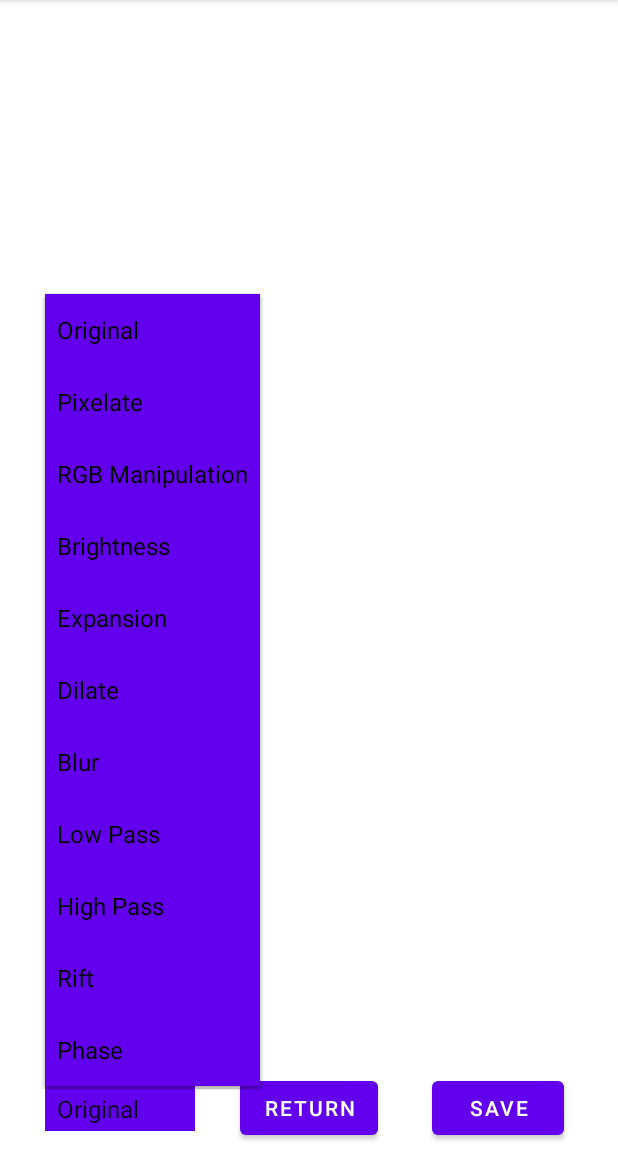
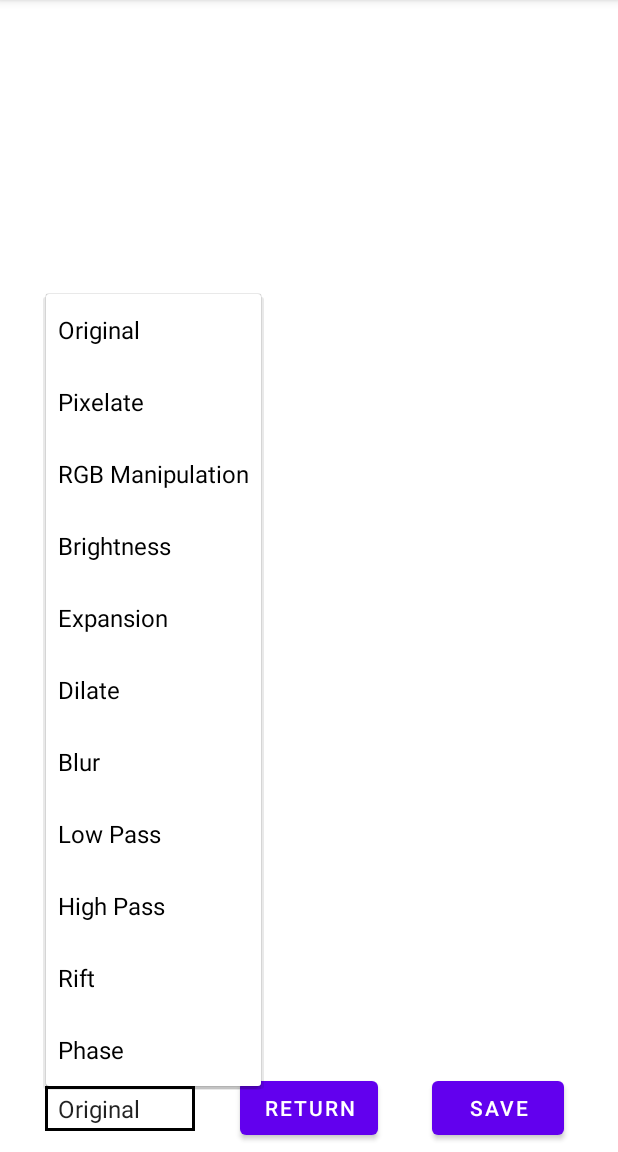
Before and after one commit to Helpless-Avocado/Avocado_Vision, an Android app: the MainActivity2 screen opened directly, with no data from a screen before it, after a tap on "Original", on a phone screen of 412 x 824 dp, the part 84-1236 px from its top. Run offline under Robolectric (Android 15) with nearby library versions, the phone set to English and light mode, and no system bars; 6 statements that could not run were skipped.

Commit message:
Added in OpenCV functions

```diff
--- a/app/src/main/java/com/example/opencv2/MainActivity2.java
+++ b/app/src/main/java/com/example/opencv2/MainActivity2.java
@@ -177,11 +177,12 @@ public class MainActivity2 extends AppCompatActivity implements AdapterView.OnIt
 
         int nowval, lastval;
 
+        @SuppressLint("SetTextI18n")
         @Override
         public void onProgressChanged(SeekBar seekBar, int progress, boolean fromUser) {
             // updated continuously as the user slides the thumb
             redstrength = progress;
-            rlabel.setText(R.string.redp + (progress) + R.string.percent);
+            rlabel.setText("Red %: " + progress + "%");
         }
 
         @Override
@@ -203,11 +204,12 @@ public class MainActivity2 extends AppCompatActivity implements AdapterView.OnIt
 
         int nowval, lastval;
 
+        @SuppressLint("SetTextI18n")
         @Override
         public void onProgressChanged(SeekBar seekBar, int progress, boolean fromUser) {
             // updated continuously as the user slides the thumb
             greenstrength = progress;
-            glabel.setText(R.string.greenp + (progress) + R.string.percent);
+            glabel.setText("Green %: " + progress + "%");
         }
 
         @Override
@@ -229,11 +231,12 @@ public class MainActivity2 extends AppCompatActivity implements AdapterView.OnIt
 
         int nowval, lastval;
 
+        @SuppressLint("SetTextI18n")
         @Override
         public void onProgressChanged(SeekBar seekBar, int progress, boolean fromUser) {
             // updated continuously as the user slides the thumb
             bluestrength = progress;
-            blabel.setText(R.string.bluep + (progress) + R.string.percent);
+            blabel.setText("Blue %: " + progress + "%");
         }
 
         @Override
--- /dev/null
+++ b/app/src/main/res/drawable/border.xml
@@ -0,0 +1,13 @@
+<?xml version="1.0" encoding="utf-8"?>
+<shape xmlns:android="http://schemas.android.com/apk/res/android"
+    android:shape="rectangle">
+    <padding
+        android:bottom="1dp"
+        android:left="1dp"
+        android:right="1dp"
+        android:top="1dp" />
+    <solid android:color="@color/white" />
+    <stroke
+        android:width="2dip"
+        android:color="@color/black" />
+</shape>
--- a/app/src/main/res/layout/activity_main.xml
+++ b/app/src/main/res/layout/activity_main.xml
@@ -31,10 +31,10 @@
         android:id="@+id/spinner"
         android:layout_width="wrap_content"
         android:layout_height="wrap_content"
-        android:background="@color/white"
-        android:gravity="center"
         android:minHeight="30dp"
-        android:minWidth="40dp"
+        android:background="@drawable/border"
+        android:gravity="center|center_horizontal"
+        android:minWidth="100dp"
         android:spinnerMode="dropdown"
         android:textAlignment="gravity"
         app:layout_constraintBottom_toBottomOf="@+id/Picture"
--- a/app/src/main/res/layout/activity_main2.xml
+++ b/app/src/main/res/layout/activity_main2.xml
@@ -56,15 +56,13 @@
     <Spinner
         android:id="@+id/image_filters"
         android:layout_width="100dp"
-        android:layout_height="30dp"
-        android:background="@color/purple_500"
-        android:dropDownSelector="@color/purple_500"
+        android:layout_height="wrap_content"
         android:gravity="center|center_horizontal"
-        android:popupBackground="@color/purple_500"
-        android:textColor="#FFFFFF"
         app:layout_constraintBottom_toBottomOf="@+id/button"
         app:layout_constraintEnd_toStartOf="@+id/button"
         app:layout_constraintStart_toStartOf="parent"
+        android:background="@drawable/border"
+        android:minHeight="30dp"
         app:layout_constraintTop_toTopOf="@+id/button" />
 
 
--- a/app/src/main/res/values/strings.xml
+++ b/app/src/main/res/values/strings.xml
@@ -12,10 +12,6 @@
     <string name="igreen">Green: 100%</string>
     <string name="ired">Red: 100%</string>
     <string name="ipixel">Pixelation Factor: 1</string>
-    <string name="redp">Red : </string>
-    <string name="percent">%</string>
-    <string name="greenp">"Green: "</string>
-    <string name="bluep">"Blue %: "</string>
     <string name="idilation">Dilation Factor: 1</string>
     <string name="iblur">Blur Strength: 0</string>
     <string name="ilowpass">Low Pass Strength: 10</string>
```
